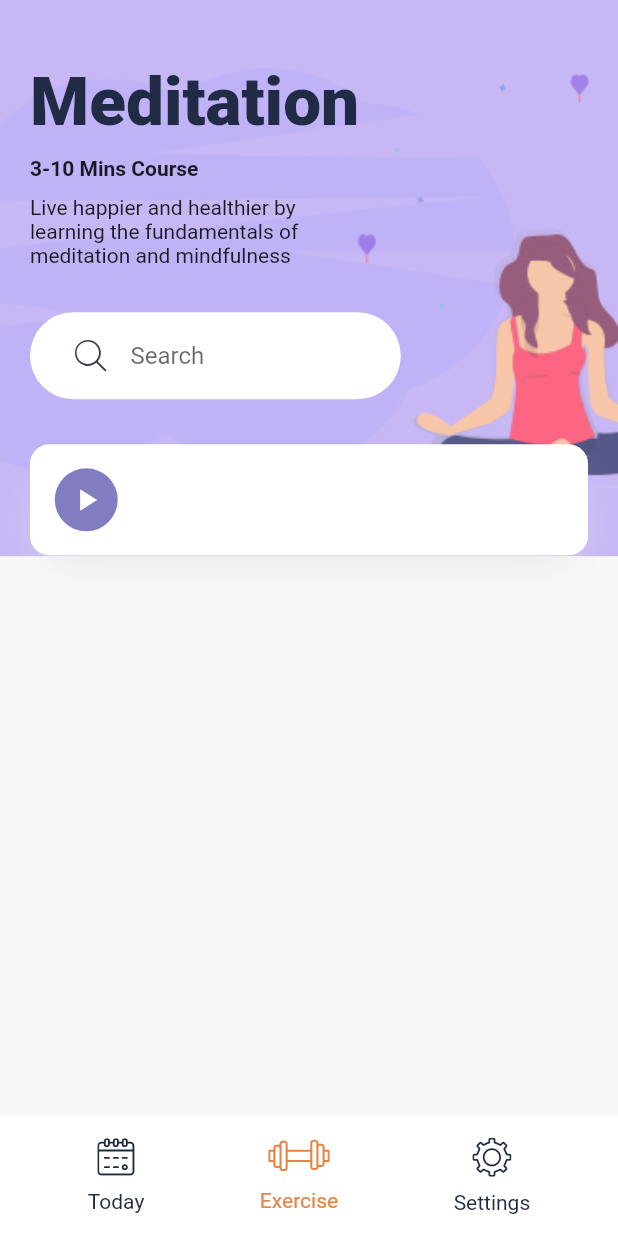
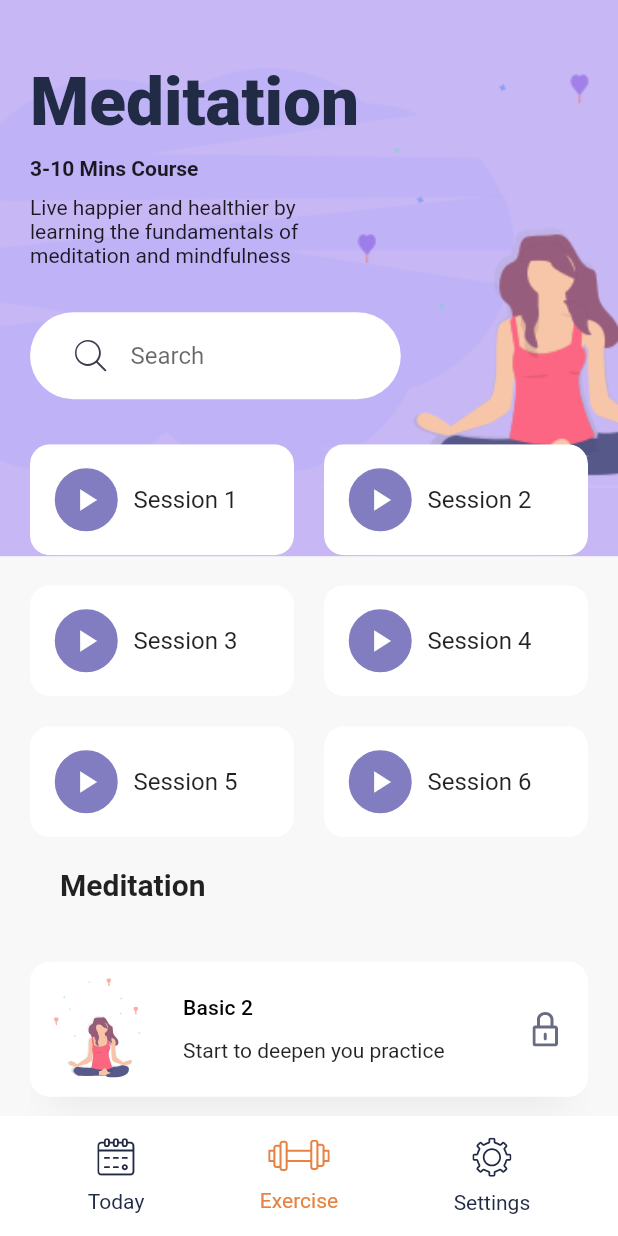
Before and after one commit to Sir-Nath/Meditation_App, a Flutter app: the DetailScreen screen opened directly, on a phone screen of 412 x 824 dp. Run offline on Flutter 3.47's test engine with Material 2 defaults, Android fonts, the phone set to English and light mode, and no system bars; our stand-ins replace flutter_svg.

Commit message:
final commit

```diff
--- /dev/null
+++ b/lib/Widgets/meditation_card.dart
@@ -0,0 +1,53 @@
+import 'package:flutter/material.dart';
+import 'package:flutter_svg/svg.dart';
+
+import '../constants.dart';
+
+class MeditationCard extends StatelessWidget {
+  const MeditationCard({
+    Key? key,
+  }) : super(key: key);
+
+  @override
+  Widget build(BuildContext context) {
+    return Container(
+      margin: EdgeInsets.symmetric(vertical: 20),
+      padding: EdgeInsets.all(10),
+      height: 90,
+      decoration: BoxDecoration(
+          color: Colors.white,
+          borderRadius: BorderRadius.circular(13),
+          boxShadow: [
+            BoxShadow(
+                offset: Offset(0, 17),
+                spreadRadius: -13,
+                blurRadius: 23,
+                color: kShadowColor
+            ),
+          ]
+      ),
+      child: Row(
+        children: [
+          SvgPicture.asset('assets/icons/Meditation_women_small.svg'),
+          SizedBox(width: 20,),
+          Expanded(
+            child: Column(
+              mainAxisAlignment: MainAxisAlignment.spaceEvenly,
+              crossAxisAlignment: CrossAxisAlignment.start,
+              children: [
+                Text('Basic 2',
+                  style: Theme.of(context).textTheme.subtitle2,
+                ),
+                Text('Start to deepen you practice ')
+              ],
+            ),
+          ),
+          Padding(
+            padding: EdgeInsets.all(10),
+            child: SvgPicture.asset('assets/icons/Lock.svg'),
+          )
+        ],
+      ),
+    );
+  }
+}
--- /dev/null
+++ b/lib/Widgets/session_card.dart
@@ -0,0 +1,70 @@
+import 'package:flutter/material.dart';
+
+import '../constants.dart';
+
+class SessionCard extends StatelessWidget {
+  final int sessionNum;
+  final bool isDone;
+  final VoidCallback press;
+  const SessionCard({
+    Key? key,
+    required this.sessionNum,
+    this.isDone = false,
+    required this.press,
+  }) : super(key: key);
+
+  @override
+  Widget build(BuildContext context) {
+    return LayoutBuilder(builder: (context, constraint) {
+      return ClipRRect(
+        borderRadius: BorderRadius.circular(13),
+        child: Container(
+          width: constraint.maxWidth / 2 - 10,
+          // padding: EdgeInsets.all(16),
+          decoration: BoxDecoration(
+              borderRadius: BorderRadius.circular(13),
+              color: Colors.white,
+              boxShadow: [
+                BoxShadow(
+                    offset: Offset(0, 17),
+                    blurRadius: 23,
+                    spreadRadius: -13,
+                    color: kShadowColor)
+              ]),
+          child: Material(
+            color: Colors.transparent,
+            child: InkWell(
+              onTap: press,
+              child: Padding(
+                padding: EdgeInsets.all(16.0),
+                child: Row(
+                  children: [
+                    Container(
+                      height: 42,
+                      width: 43,
+                      decoration: BoxDecoration(
+                          color: isDone ? kBlueColor : Colors.white,
+                          shape: BoxShape.circle,
+                          border: Border.all(color: kBlueColor)),
+                      child: Icon(
+                        Icons.play_arrow,
+                        color: isDone ? Colors.white : kBlueColor,
+                      ),
+                    ),
+                    SizedBox(
+                      width: 10,
+                    ),
+                    Text(
+                      'Session $sessionNum',
+                      style: Theme.of(context).textTheme.subtitle1,
+                    )
+                  ],
+                ),
+              ),
+            ),
+          ),
+        ),
+      );
+    });
+  }
+}
--- a/lib/screens/details/details_screen.dart
+++ b/lib/screens/details/details_screen.dart
@@ -1,7 +1,12 @@
+import 'package:flutter/cupertino.dart';
 import 'package:flutter/material.dart';
+import 'package:flutter_svg/flutter_svg.dart';
 import 'package:meditation_app/Widgets/custom_nav_bar.dart';
 import 'package:meditation_app/Widgets/search_bar.dart';
 import 'package:meditation_app/constants.dart';
+
+import '../../Widgets/meditation_card.dart';
+import '../../Widgets/session_card.dart';
 
 class DetailScreen extends StatelessWidget {
   const DetailScreen({Key? key}) : super(key: key);
@@ -26,6 +31,7 @@ class DetailScreen extends StatelessWidget {
           SafeArea(
               child: Padding(
             padding: EdgeInsets.symmetric(horizontal: 20),
+            child: SingleChildScrollView(
               child: Column(
                 crossAxisAlignment: CrossAxisAlignment.start,
                 children: [
@@ -54,40 +60,37 @@ class DetailScreen extends StatelessWidget {
                   ),
                   SizedBox(
                     width: size.width * 0.6,
-                    child: SearchBar(),),
+                    child: SearchBar(),
+                  ),
                   Wrap(
+                    spacing: 20,
+                    runSpacing: 20,
                     children: [
-                    Container(
-                      padding: EdgeInsets.all(16),
-                      decoration: BoxDecoration(
-                        borderRadius: BorderRadius.circular(13),
-                        color: Colors.white,
-                          boxShadow: [BoxShadow(
-                            offset: Offset(0, 17),
-                            blurRadius: 23,
-                            spreadRadius: -13,
-                            color: kShadowColor
-                          )
-                          ]
+                      SessionCard(
+                        sessionNum: 01,
+                        isDone: true,
+                        press: () {},
                       ),
-                      child: Row(
-                        children: [
-                          Container(
-                            height: 42,
-                            width: 43,
-                            decoration: BoxDecoration(
-                              color: kBlueColor,
-                              shape: BoxShape.circle
+                      SessionCard(sessionNum: 02, isDone: true, press: () {}),
+                      SessionCard(sessionNum: 03, isDone: true, press: () {}),
+                      SessionCard(sessionNum: 04, isDone: true, press: () {}),
+                      SessionCard(sessionNum: 05, isDone: true, press: () {}),
+                      SessionCard(sessionNum: 06, isDone: true, press: () {}),
+                      SizedBox(
+                        height: 20,
                       ),
-                            child: Icon(Icons.play_arrow,
-                            color: Colors.white,),
+                      Text(
+                        'Meditation',
+                        style: Theme.of(context)
+                            .textTheme
+                            .titleLarge
+                            ?.copyWith(fontWeight: FontWeight.bold),
+                      ),
+                      MeditationCard()
+                    ],
                   )
                 ],
               ),
-                    )
-                  ],
-                )
-              ],
             ),
           ))
         ],
```
Lines whose indentation alone changed are shown as unchanged.
